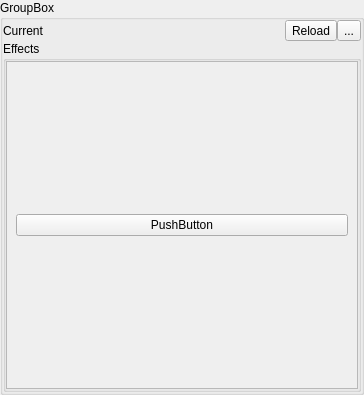
Above: Apps/LedRemoteControl/animationselectgroupbox.ui from successbyfailure/libreLeds before the change. Below: the same form after it.
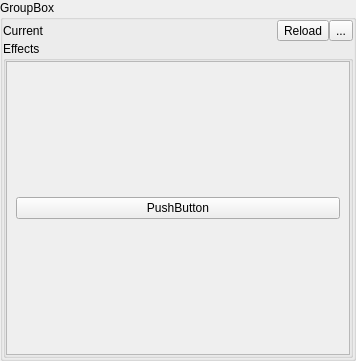
That is the form after the change.

What changed in the file:
```diff
--- a/Apps/LedRemoteControl/animationselectgroupbox.ui
+++ b/Apps/LedRemoteControl/animationselectgroupbox.ui
@@ -6,8 +6,8 @@
    <rect>
     <x>0</x>
     <y>0</y>
-    <width>364</width>
-    <height>395</height>
+    <width>356</width>
+    <height>361</height>
    </rect>
   </property>
   <property name="windowTitle">
@@ -88,8 +88,8 @@
           <rect>
            <x>0</x>
            <y>0</y>
-           <width>346</width>
-           <height>323</height>
+           <width>342</width>
+           <height>280</height>
           </rect>
          </property>
          <layout class="QVBoxLayout" name="verticalLayout_3">
```
